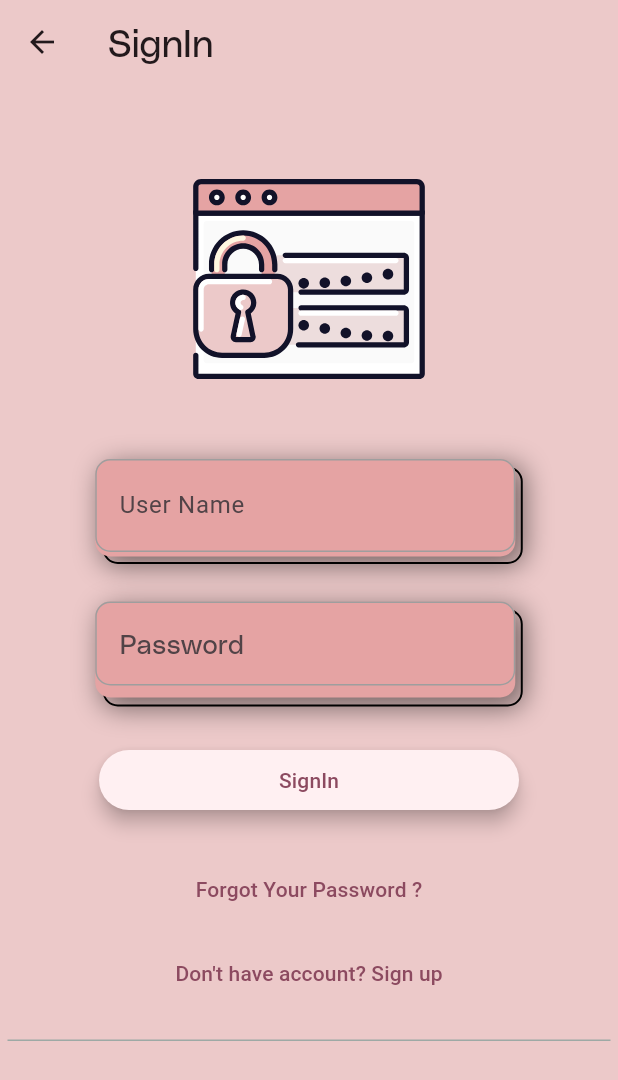
After one commit to tamizhselvangt/today_news, a Flutter app: the LogInPage screen opened directly, on a phone screen of 412 x 824 dp. The commit adds this screen. Shown: the top 1080 px of the screen. Run offline on Flutter 3.47's test engine with Material 3 defaults, Android fonts, the phone set to English and light mode, and no system bars; our stand-ins replace card_swiper, firebase_auth, firebase_core, flutter_calendar_carousel, flutter_carousel_widget, gap and 6 more; missing offline and left inert: chart_sparkline, flutter_facebook_auth; accounts and stored records are empty.

Commit message:
Google Authentication is completed Facebook Auth is OnProcess

```diff
--- /dev/null
+++ b/lib/auth_Services/auth_service.dart
@@ -0,0 +1,24 @@
+import 'package:google_sign_in/google_sign_in.dart';
+import 'package:firebase_auth/firebase_auth.dart';
+import 'package:flutter_facebook_auth/flutter_facebook_auth.dart';
+
+class AuthService{
+  Future<UserCredential> signInWithGoogle() async {
+    // Trigger the authentication flow
+    final GoogleSignInAccount? googleUser = await GoogleSignIn().signIn();
+
+    // Obtain the auth details from the request
+    final GoogleSignInAuthentication? googleAuth = await googleUser?.authentication;
+
+    // Create a new credential
+    final credential = GoogleAuthProvider.credential(
+      accessToken: googleAuth?.accessToken,
+      idToken: googleAuth?.idToken,
+    );
+  UserCredential gUSer = await FirebaseAuth.instance.signInWithCredential(credential);
+    print(gUSer.user!.displayName);
+    return gUSer;
+  }
+
+
+}
--- a/lib/main.dart
+++ b/lib/main.dart
@@ -5,7 +5,10 @@ import 'pages/Example.dart';
 import 'pages/introPage.dart';
 import 'package:provider/provider.dart';
 import 'package:day_today/pages/finace/forexPage.dart';
-void main() {
+import 'package:firebase_core/firebase_core.dart';
+void main() async {
+  WidgetsFlutterBinding.ensureInitialized();
+  await Firebase.initializeApp();
   runApp(const MyApp());
 }
 
--- /dev/null
+++ b/lib/pages/loginPage.dart
@@ -0,0 +1,350 @@
+import 'dart:ui';
+import 'dart:io';
+import 'package:day_today/pages/signUpPage.dart';
+import 'package:flutter/cupertino.dart';
+import 'package:flutter/foundation.dart';
+import 'package:flutter/material.dart';
+import 'package:flutter/widgets.dart';
+import 'package:gap/gap.dart';
+// import 'package:googleapis/apigeeregistry/v1.dart';
+// import 'package:googleapis/cloudfunctions/v2.dart';
+import 'package:lottie/lottie.dart';
+import 'package:day_today/pages/mainPages/HomePage.dart';
+import 'package:social_login_buttons/social_login_buttons.dart';
+import 'package:day_today/auth_Services/auth_service.dart';
+
+
+class LogInPage extends StatefulWidget {
+  static const String id = 'SignUp_Page';
+
+  @override
+  State<LogInPage> createState() => _LogInPageState();
+}
+
+class _LogInPageState extends State<LogInPage> with SingleTickerProviderStateMixin {
+
+  bool isUserSelected = false;
+  bool isPasswordSelected = false;
+  late AnimationController _animationController;
+  var isSubmitted = false;
+
+  updateUI(){
+    setState(() {
+      isSubmitted = true;
+    });
+  }
+
+  @override
+  Widget build(BuildContext context) {
+    return Scaffold(
+      backgroundColor: Color(0xffecc9c9),
+      appBar: AppBar(
+        backgroundColor: Color(0xffecc9c9),
+        title: Text(
+          'SignIn',
+          style: TextStyle(fontSize: 25.0,
+              fontFamily: "PolySans",
+              fontWeight: FontWeight.w500),
+        ),
+      ),
+      body: SafeArea(
+        child: ListView(
+          children: [
+            Padding(
+              padding: EdgeInsets.symmetric(vertical: 0.0, horizontal: 0.0),
+              child: Column(
+                mainAxisAlignment: MainAxisAlignment.center,
+                children: [
+                  Gap(30),
+                  isSubmitted ?  Lottie.asset("assets/animations/tickSucessfulAnimation.json",
+                    height: 200,
+                    width: 200,): Lottie.asset("assets/animations/logInAnimation.json",
+                      height: 200,
+                      width: 200),
+                  SizedBox(
+                    height: 20.0,
+                  ),
+                  CustomTextFeild(placeHolder: "User Name", obscureText: false),
+                  SizedBox(
+                    height: 25.0,
+                  ),
+                  passwordtextFeild(placeHolder: "Password", obscureText: true),
+                  SizedBox(
+                    height: 25.0,
+                  ),
+                  SizedBox(
+                    width: 280,
+                    child: ElevatedButton(
+                      onPressed: () async {
+                        setState(() {
+                          isSubmitted = true;
+                        });
+                        await Future.delayed(Duration(seconds: 3));
+                        Navigator.pushReplacement(context, MaterialPageRoute(builder: (context) => HomePage()));
+                      },
+                      child: Text(
+                        'SignIn',
+                      ),
+                      style: ElevatedButton.styleFrom(
+                        elevation: 5.0,
+                        // backgroundColor: MaterialStateProperty.resolveWith<Color>(
+                        //         (Set<MaterialState> states) {
+                        //       return Colors.grey.shade50;
+                        //     }),
+                        // minimumSize: MaterialStateProperty.all(Size(25000, 45)),
+                      ),
+                    ),
+                  ),
+                  SizedBox(
+                    height: 25.0,
+                  ),
+                  TextButton(
+                      onPressed: () {},
+                      child: Text(
+                        'Forgot Your Password ?',
+                        style: TextStyle(
+                          // color: Colors.green.shade400,
+                        ),
+                      )),
+                  TextButton(
+                      onPressed: () {
+                        showModalBottomSheet(context: context, builder:(BuildContext context){
+                          return Container(
+                            height: 350,
+                            decoration: BoxDecoration(
+                                color: Color(0xffE5BDC1),
+                                borderRadius: BorderRadius.vertical(top: Radius.circular(30))
+                            ),
+                            child: Column(
+                              mainAxisAlignment: MainAxisAlignment.center,
+                              crossAxisAlignment: CrossAxisAlignment.center,
+                              children: [
+                                SizedBox(height: 10),
+                                SocialLoginButton(
+                                  height: 50,
+                                  width: 300,
+                                  borderRadius: 10,
+                                  buttonType: SocialLoginButtonType.google,
+                                  onPressed: () {
+
+                                    authenticateWithGoogle(context: context);
+                                  },
+                                ),
+                                SizedBox(height: 20),
+                                Platform.isIOS ? SocialLoginButton(
+                                  height: 50,
+                                  width: 300,
+                                  borderRadius: 10,
+                                  buttonType: SocialLoginButtonType.appleBlack,
+                                  onPressed: () {},
+                                ) : Gap(0),
+                                SizedBox(height: 20),
+                                SocialLoginButton(
+                                  backgroundColor: Color(0xff0866FF),
+                                  imageURL: "https://upload.wikimedia.org/wikipedia/commons/6/6c/Facebook_Logo_2023.png",
+                                  height: 50,
+                                  width: 300,
+                                  borderRadius: 10,
+                                  buttonType: SocialLoginButtonType.facebook,
+                                  onPressed: () {},
+                                ),
+                              ],
+                            ),
+                          );
+                        });
+                      },
+                      child: TextButton(
+                        onPressed: (){
+                          Navigator.pushReplacement(context, MaterialPageRoute(builder: (context)=>SignUpPage()));
+                        },
+                        child: Text(
+                          'Don\'t have account? Sign up',
+                          style: TextStyle(
+                            // color: Colors.green.shade400
+                          ),
+                        ),
+                      )),
+                  const Divider(
+                    color: Color(0xFF9DA9A5),
+                    height: 25,
+                    thickness: 1,
+                    indent: 5,
+                    endIndent: 5,
+                  ),
+                  SizedBox(
+                    height: 20.0,
+                  ),
+
+                ],
+              ),
+            ),
+          ],
+        ),
+      ),
+    );
+  }
+
+  Stack CustomTextFeild({@required placeHolder, @required obscureText}) {
+    return Stack(
+      children: [
+        Padding(
+          padding: EdgeInsets.fromLTRB(5, 5, 0, 0),
+          child: Container(
+            height: 65,
+            width: 280,
+            decoration: BoxDecoration(
+              boxShadow: [
+                BoxShadow(
+                  color: Colors.black.withOpacity(0.5),
+                  spreadRadius: 1,
+                  blurRadius: 15,
+                  offset: Offset(0, 0), // changes position of shadow
+                ),
+              ],
+              color: isUserSelected ? Colors.white : Colors.transparent,
+              border: Border.all(color: Colors.black, width: 1.3),
+              borderRadius: BorderRadius.circular(10.0),
+            ),
+          ),
+        ),
+        Container(
+          height: 65,
+          width: 280,
+
+          decoration: BoxDecoration(
+            color: Color(0xffe5a3a3),
+            borderRadius: BorderRadius.circular(10.0),
+          ),
+          child: TextField(
+            style: TextStyle(
+                fontFamily: "PolySans",
+                fontSize: 20,
+                fontWeight: FontWeight.w500),
+            onTap: () {
+              setState(() {
+                isUserSelected = true;
+                isPasswordSelected = false;
+              });
+            },
+            onTapOutside: (_) {
+              setState(() {
+                isUserSelected = false;
+              });
+            },
+            obscureText: obscureText,
+            decoration: InputDecoration(
+                enabledBorder: OutlineInputBorder(
+                  borderRadius: BorderRadius.circular(10.0),
+                  borderSide: BorderSide(color: Colors.grey),
+                ),
+                focusedBorder: OutlineInputBorder(
+                  borderRadius: BorderRadius.circular(10.0),
+                  borderSide: BorderSide(
+                      width: 2,
+                      color: Colors.black),
+                ),
+                border:
+                OutlineInputBorder(
+                    borderRadius: BorderRadius.circular(10.0)
+                ),
+                labelText: placeHolder,
+                hintText: "example@gmail.com",
+                hintStyle: TextStyle(
+                    color: Colors.white54,
+                    fontSize: 20,
+                    fontWeight: FontWeight.w100
+                )
+            ),
+          ),
+        ),
+      ],
+    );
+  }
+
+  Stack passwordtextFeild({@required placeHolder, @required obscureText}) {
+    return Stack(
+      children: [
+        Padding(
+          padding: EdgeInsets.fromLTRB(5, 5, 0, 0),
+          child: Container(
+            height: 65,
+            width: 280,
+            decoration: BoxDecoration(
+              boxShadow: [
+                BoxShadow(
+                  color: Colors.black.withOpacity(0.5),
+                  spreadRadius: 1,
+                  blurRadius: 15,
+                  offset: Offset(0, 0), // changes position of shadow
+                ),
+              ],
+              color: isPasswordSelected ? Colors.white : Colors.transparent,
+              border: Border.all(color: Colors.black, width: 1.3),
+              borderRadius: BorderRadius.circular(10.0),
+            ),
+          ),
+        ),
+        Container(
+          height: 64,
+          width: 280,
+          decoration: BoxDecoration(
+            color: Color(0xffe5a3a3),
+            borderRadius: BorderRadius.circular(10),
+          ),
+
+          child: TextField(
+            onTap: () {
+              setState(() {
+                isPasswordSelected = true;
+                isUserSelected = false;
+              });
+            },
+            onTapOutside: (_) {
+              setState(() {
+                isPasswordSelected = false;
+              });
+            },
+            obscureText: obscureText,
+            decoration: InputDecoration(
+              // hintText: "Password",
+                enabledBorder: OutlineInputBorder(
+                  borderRadius: BorderRadius.circular(10),
+                  borderSide: BorderSide(color: Colors.grey),
+                ),
+                focusedBorder: OutlineInputBorder(
+                  borderRadius: BorderRadius.circular(10),
+                  borderSide: BorderSide(
+                      width: 2,
+                      color: Colors.black),
+                ),
+                // border: OutlineInputBorder(borderRadius: BorderRadius.circular(0.0)),
+                labelText: placeHolder,
+                labelStyle: TextStyle(
+                  fontWeight: FontWeight.w100,
+                  fontFamily: "PolySans",
+                  fontSize: 18,
+                  // fontWeight: FontWeight.w400
+                )
+            ),
+          ),
+        ),
+      ],
+    );
+  }
+  Future<void> authenticateWithGoogle({required BuildContext context})async{
+    try{
+      await AuthService().signInWithGoogle();
+      setState(() {
+        isSubmitted = true;
+      });
+      await Future.delayed(Duration(seconds: 3));
+      Navigator.pushReplacement(context, MaterialPageRoute(builder: (context) => HomePage()));
+    }catch(e){
+      AlertDialog(
+        content: Text("Authentication Not Permitted "
+            "Try agai!"),
+
+      );
+    }
+  }
+}
--- a/pubspec.yaml
+++ b/pubspec.yaml
@@ -62,6 +62,9 @@ dependencies:
   googleapis: ^13.1.0
   google_sign_in: ^6.2.1
   firebase_auth: ^4.19.2
+  sign_in_with_apple: ^6.1.0
+  the_apple_sign_in: ^1.1.1
+  flutter_facebook_auth: ^6.0.4
 
 dev_dependencies:
   flutter_test:
```
Also changed, not shown: lib/pages/mainPages/profilePage.dart (+24 -6 lines), lib/pages/signUpPage.dart (+119 -36 lines), pubspec.lock, 3 other files.
